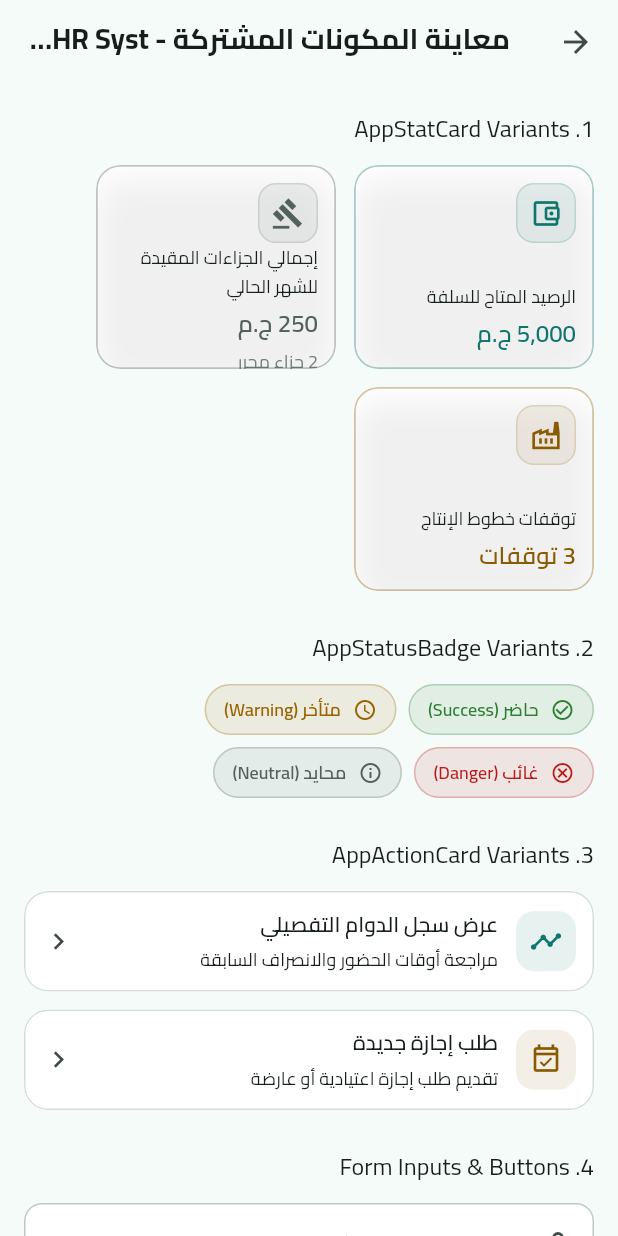
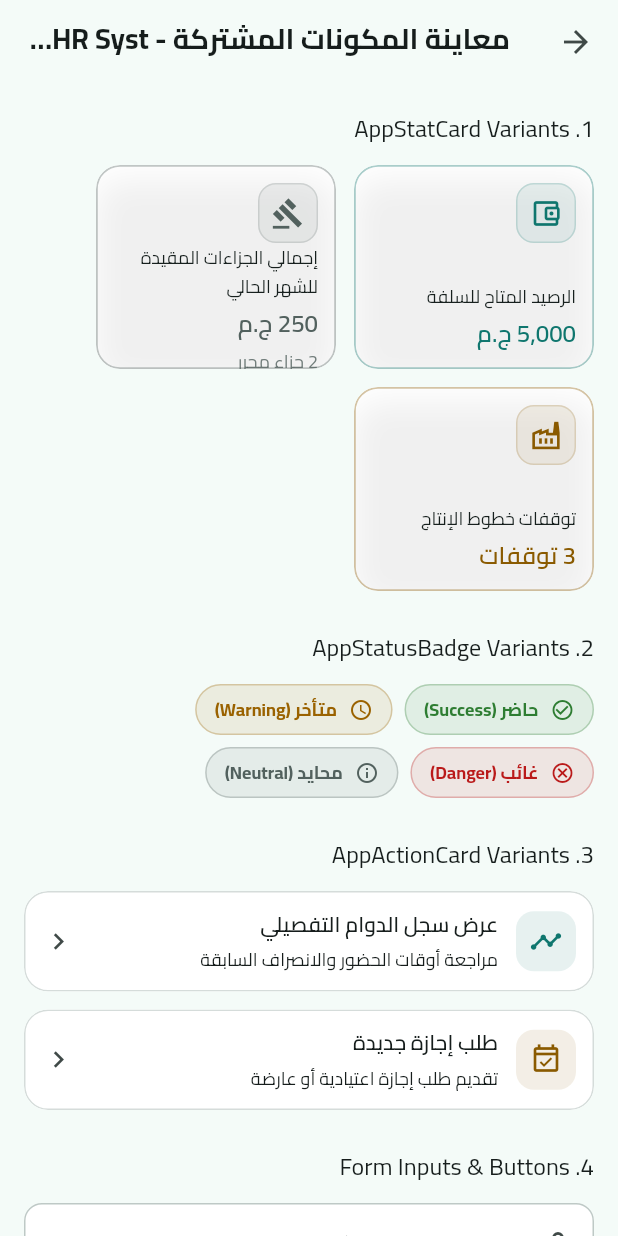
Before and after one commit to ahmed0qaid/factory-management-system, a Flutter app: the AppWidgetPreviewsScreen screen opened directly, on a phone screen of 412 x 824 dp. Run offline on Flutter 3.47's test engine with Material 3 defaults, Android fonts, the phone set to English and light mode, and no system bars; our stand-ins replace appwrite, file_picker, flutter_dotenv, local_auth, pdf, printing and 1 more; accounts and stored records are empty.

Commit message:
refactor: align status badge colors with theme surfaces

```diff
--- a/lib/widgets/common/app_status_badge.dart
+++ b/lib/widgets/common/app_status_badge.dart
@@ -1,6 +1,5 @@
 import 'package:flutter/material.dart';
 
-import '../../theme/app_colors.dart';
 import '../../theme/app_radius.dart';
 import '../../theme/app_spacing.dart';
 
@@ -24,9 +23,9 @@ class AppStatusBadge extends StatelessWidget {
         vertical: AppSpacing.xs,
       ),
       decoration: BoxDecoration(
-        color: AppColors.semanticBackground(color),
+        color: color.withValues(alpha: .10),
         borderRadius: BorderRadius.circular(AppRadius.pill),
-        border: Border.all(color: AppColors.infoCardBorder(color)),
+        border: Border.all(color: color.withValues(alpha: .28)),
       ),
       child: Row(
         mainAxisSize: MainAxisSize.min,
@@ -38,9 +37,9 @@ class AppStatusBadge extends StatelessWidget {
           Text(
             label,
             style: Theme.of(context).textTheme.labelMedium?.copyWith(
-              color: color,
-
-            ),
+                  color: color,
+                  fontWeight: FontWeight.w700,
+                ),
           ),
         ],
       ),
```
